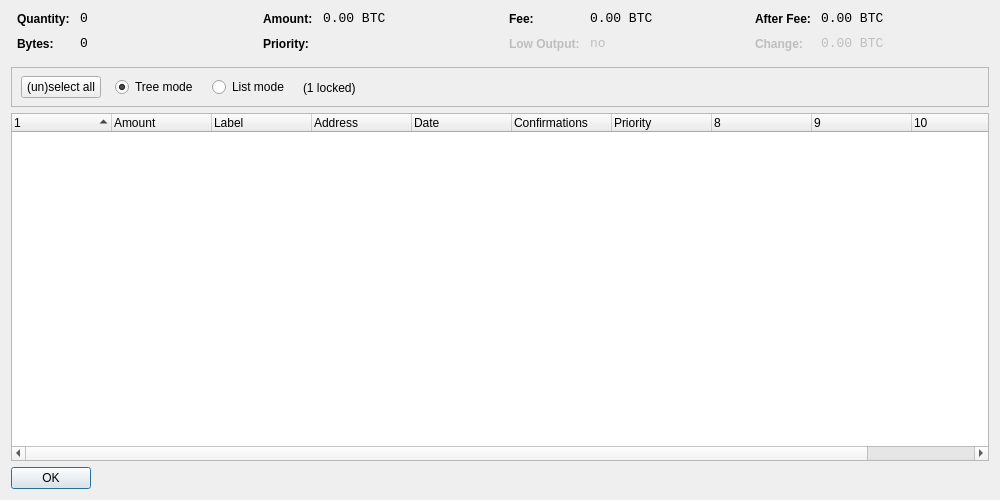
Before: the Qt Designer form src/qt/forms/coincontroldialog.ui in IParn/LimecoinX, drawn with Qt 5.
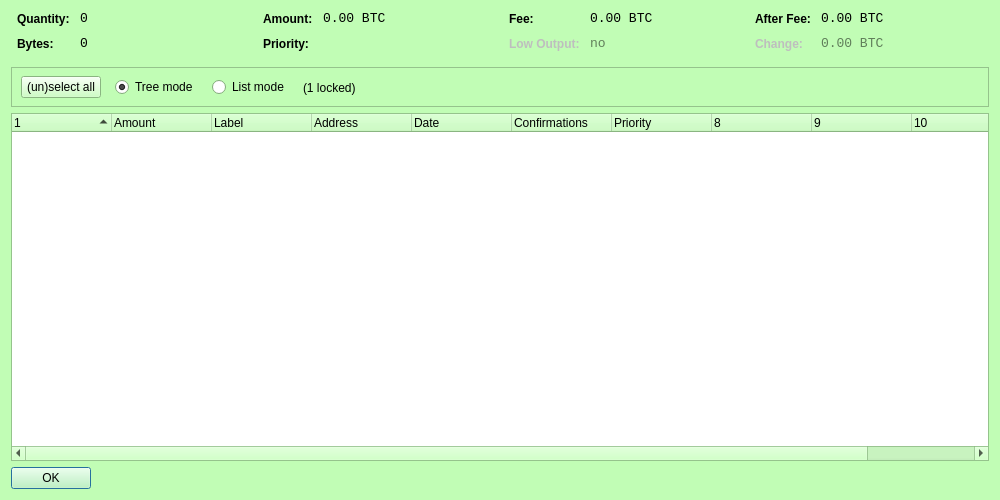
After: the same form once the commit is applied. Custom widgets are drawn as their Qt base class.

Diff of the .ui file:
```diff
--- a/src/qt/forms/coincontroldialog.ui
+++ b/src/qt/forms/coincontroldialog.ui
@@ -10,6 +10,421 @@
     <height>500</height>
    </rect>
   </property>
+  <property name="palette">
+   <palette>
+    <active>
+     <colorrole role="WindowText">
+      <brush brushstyle="SolidPattern">
+       <color alpha="255">
+        <red>0</red>
+        <green>0</green>
+        <blue>0</blue>
+       </color>
+      </brush>
+     </colorrole>
+     <colorrole role="Button">
+      <brush brushstyle="SolidPattern">
+       <color alpha="255">
+        <red>193</red>
+        <green>253</green>
+        <blue>181</blue>
+       </color>
+      </brush>
+     </colorrole>
+     <colorrole role="Light">
+      <brush brushstyle="SolidPattern">
+       <color alpha="255">
+        <red>255</red>
+        <green>255</green>
+        <blue>255</blue>
+       </color>
+      </brush>
+     </colorrole>
+     <colorrole role="Midlight">
+      <brush brushstyle="SolidPattern">
+       <color alpha="255">
+        <red>224</red>
+        <green>254</green>
+        <blue>218</blue>
+       </color>
+      </brush>
+     </colorrole>
+     <colorrole role="Dark">
+      <brush brushstyle="SolidPattern">
+       <color alpha="255">
+        <red>96</red>
+        <green>126</green>
+        <blue>90</blue>
+       </color>
+      </brush>
+     </colorrole>
+     <colorrole role="Mid">
+      <brush brushstyle="SolidPattern">
+       <color alpha="255">
+        <red>129</red>
+        <green>169</green>
+        <blue>121</blue>
+       </color>
+      </brush>
+     </colorrole>
+     <colorrole role="Text">
+      <brush brushstyle="SolidPattern">
+       <color alpha="255">
+        <red>0</red>
+        <green>0</green>
+        <blue>0</blue>
+       </color>
+      </brush>
+     </colorrole>
+     <colorrole role="BrightText">
+      <brush brushstyle="SolidPattern">
+       <color alpha="255">
+        <red>255</red>
+        <green>255</green>
+        <blue>255</blue>
+       </color>
+      </brush>
+     </colorrole>
+     <colorrole role="ButtonText">
+      <brush brushstyle="SolidPattern">
+       <color alpha="255">
+        <red>0</red>
+        <green>0</green>
+        <blue>0</blue>
+       </color>
+      </brush>
+     </colorrole>
+     <colorrole role="Base">
+      <brush brushstyle="SolidPattern">
+       <color alpha="255">
+        <red>255</red>
+        <green>255</green>
+        <blue>255</blue>
+       </color>
+      </brush>
+     </colorrole>
+     <colorrole role="Window">
+      <brush brushstyle="SolidPattern">
+       <color alpha="255">
+        <red>193</red>
+        <green>253</green>
+        <blue>181</blue>
+       </color>
+      </brush>
+     </colorrole>
+     <colorrole role="Shadow">
+      <brush brushstyle="SolidPattern">
+       <color alpha="255">
+        <red>0</red>
+        <green>0</green>
+        <blue>0</blue>
+       </color>
+      </brush>
+     </colorrole>
+     <colorrole role="AlternateBase">
+      <brush brushstyle="SolidPattern">
+       <color alpha="255">
+        <red>224</red>
+        <green>254</green>
+        <blue>218</blue>
+       </color>
+      </brush>
+     </colorrole>
+     <colorrole role="ToolTipBase">
+      <brush brushstyle="SolidPattern">
+       <color alpha="255">
+        <red>255</red>
+        <green>255</green>
+        <blue>220</blue>
+       </color>
+      </brush>
+     </colorrole>
+     <colorrole role="ToolTipText">
+      <brush brushstyle="SolidPattern">
+       <color alpha="255">
+        <red>0</red>
+        <green>0</green>
+        <blue>0</blue>
+       </color>
+      </brush>
+     </colorrole>
+    </active>
+    <inactive>
+     <colorrole role="WindowText">
+      <brush brushstyle="SolidPattern">
+       <color alpha="255">
+        <red>0</red>
+        <green>0</green>
+        <blue>0</blue>
+       </color>
+      </brush>
+     </colorrole>
+     <colorrole role="Button">
+      <brush brushstyle="SolidPattern">
+       <color alpha="255">
+        <red>193</red>
+        <green>253</green>
+        <blue>181</blue>
+       </color>
+      </brush>
+     </colorrole>
+     <colorrole role="Light">
+      <brush brushstyle="SolidPattern">
+       <color alpha="255">
+        <red>255</red>
+        <green>255</green>
+        <blue>255</blue>
+       </color>
+      </brush>
+     </colorrole>
+     <colorrole role="Midlight">
+      <brush brushstyle="SolidPattern">
+       <color alpha="255">
+        <red>224</red>
+        <green>254</green>
+        <blue>218</blue>
+       </color>
+      </brush>
+     </colorrole>
+     <colorrole role="Dark">
+      <brush brushstyle="SolidPattern">
+       <color alpha="255">
+        <red>96</red>
+        <green>126</green>
+        <blue>90</blue>
+       </color>
+      </brush>
+     </colorrole>
+     <colorrole role="Mid">
+      <brush brushstyle="SolidPattern">
+       <color alpha="255">
+        <red>129</red>
+        <green>169</green>
+        <blue>121</blue>
+       </color>
+      </brush>
+     </colorrole>
+     <colorrole role="Text">
+      <brush brushstyle="SolidPattern">
+       <color alpha="255">
+        <red>0</red>
+        <green>0</green>
+        <blue>0</blue>
+       </color>
+      </brush>
+     </colorrole>
+     <colorrole role="BrightText">
+      <brush brushstyle="SolidPattern">
+       <color alpha="255">
+        <red>255</red>
+        <green>255</green>
+        <blue>255</blue>
+       </color>
+      </brush>
+     </colorrole>
+     <colorrole role="ButtonText">
+      <brush brushstyle="SolidPattern">
+       <color alpha="255">
+        <red>0</red>
+        <green>0</green>
+        <blue>0</blue>
+       </color>
+      </brush>
+     </colorrole>
+     <colorrole role="Base">
+      <brush brushstyle="SolidPattern">
+       <color alpha="255">
+        <red>255</red>
+        <green>255</green>
+        <blue>255</blue>
+       </color>
+      </brush>
+     </colorrole>
+     <colorrole role="Window">
+      <brush brushstyle="SolidPattern">
+       <color alpha="255">
+        <red>193</red>
+        <green>253</green>
+        <blue>181</blue>
+       </color>
+      </brush>
+     </colorrole>
+     <colorrole role="Shadow">
+      <brush brushstyle="SolidPattern">
+       <color alpha="255">
+        <red>0</red>
+        <green>0</green>
+        <blue>0</blue>
+       </color>
+      </brush>
+     </colorrole>
+     <colorrole role="AlternateBase">
+      <brush brushstyle="SolidPattern">
+       <color alpha="255">
+        <red>224</red>
+        <green>254</green>
+        <blue>218</blue>
+       </color>
+      </brush>
+     </colorrole>
+     <colorrole role="ToolTipBase">
+      <brush brushstyle="SolidPattern">
+       <color alpha="255">
+        <red>255</red>
+        <green>255</green>
+        <blue>220</blue>
+       </color>
+      </brush>
+     </colorrole>
+     <colorrole role="ToolTipText">
+      <brush brushstyle="SolidPattern">
+       <color alpha="255">
+        <red>0</red>
+        <green>0</green>
+        <blue>0</blue>
+       </color>
+      </brush>
+     </colorrole>
+    </inactive>
+    <disabled>
+     <colorrole role="WindowText">
+      <brush brushstyle="SolidPattern">
+       <color alpha="255">
+        <red>96</red>
+        <green>126</green>
+        <blue>90</blue>
+       </color>
+      </brush>
+     </colorrole>
+     <colorrole role="Button">
+      <brush brushstyle="SolidPattern">
+       <color alpha="255">
+        <red>193</red>
+        <green>253</green>
+        <blue>181</blue>
+       </color>
+      </brush>
+     </colorrole>
+     <colorrole role="Light">
+      <brush brushstyle="SolidPattern">
+       <color alpha="255">
+        <red>255</red>
+        <green>255</green>
+        <blue>255</blue>
+       </color>
+      </brush>
+     </colorrole>
+     <colorrole role="Midlight">
+      <brush brushstyle="SolidPattern">
+       <color alpha="255">
+        <red>224</red>
+        <green>254</green>
+        <blue>218</blue>
+       </color>
+      </brush>
+     </colorrole>
+     <colorrole role="Dark">
+      <brush brushstyle="SolidPattern">
+       <color alpha="255">
+        <red>96</red>
+        <green>126</green>
+        <blue>90</blue>
+       </color>
+      </brush>
+     </colorrole>
+     <colorrole role="Mid">
+      <brush brushstyle="SolidPattern">
+       <color alpha="255">
+        <red>129</red>
+        <green>169</green>
+        <blue>121</blue>
+       </color>
+      </brush>
+     </colorrole>
+     <colorrole role="Text">
+      <brush brushstyle="SolidPattern">
+       <color alpha="255">
+        <red>96</red>
+        <green>126</green>
+        <blue>90</blue>
+       </color>
+      </brush>
+     </colorrole>
+     <colorrole role="BrightText">
+      <brush brushstyle="SolidPattern">
+       <color alpha="255">
+        <red>255</red>
+        <green>255</green>
+        <blue>255</blue>
+       </color>
+      </brush>
+     </colorrole>
+     <colorrole role="ButtonText">
+      <brush brushstyle="SolidPattern">
+       <color alpha="255">
+        <red>96</red>
+        <green>126</green>
+        <blue>90</blue>
+       </color>
+      </brush>
+     </colorrole>
+     <colorrole role="Base">
+      <brush brushstyle="SolidPattern">
+       <color alpha="255">
+        <red>193</red>
+        <green>253</green>
+        <blue>181</blue>
+       </color>
+      </brush>
+     </colorrole>
+     <colorrole role="Window">
+      <brush brushstyle="SolidPattern">
+       <color alpha="255">
+        <red>193</red>
+        <green>253</green>
+        <blue>181</blue>
+       </color>
+      </brush>
+     </colorrole>
+     <colorrole role="Shadow">
+      <brush brushstyle="SolidPattern">
+       <color alpha="255">
+        <red>0</red>
+        <green>0</green>
+        <blue>0</blue>
+       </color>
+      </brush>
+     </colorrole>
+     <colorrole role="AlternateBase">
+      <brush brushstyle="SolidPattern">
+       <color alpha="255">
+        <red>193</red>
+        <green>253</green>
+        <blue>181</blue>
+       </color>
+      </brush>
+     </colorrole>
+     <colorrole role="ToolTipBase">
+      <brush brushstyle="SolidPattern">
+       <color alpha="255">
+        <red>255</red>
+        <green>255</green>
+        <blue>220</blue>
+       </color>
+      </brush>
+     </colorrole>
+     <colorrole role="ToolTipText">
+      <brush brushstyle="SolidPattern">
+       <color alpha="255">
+        <red>0</red>
+        <green>0</green>
+        <blue>0</blue>
+       </color>
+      </brush>
+     </colorrole>
+    </disabled>
+   </palette>
+  </property>
   <property name="windowTitle">
    <string>Coin Control</string>
   </property>
```
